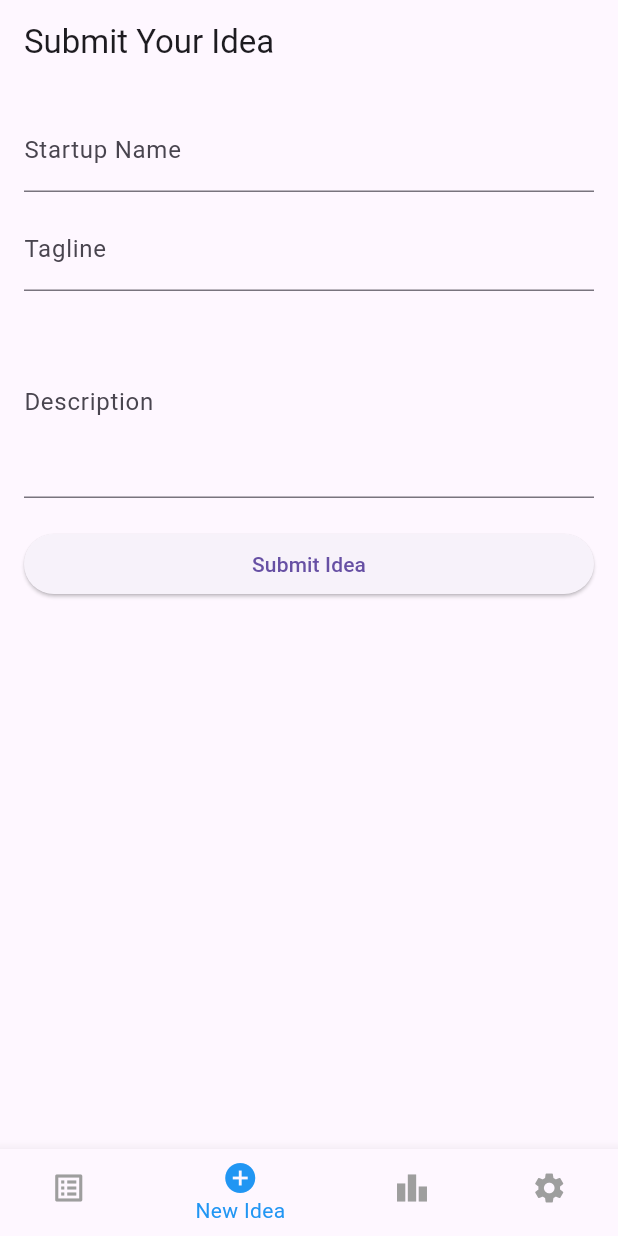
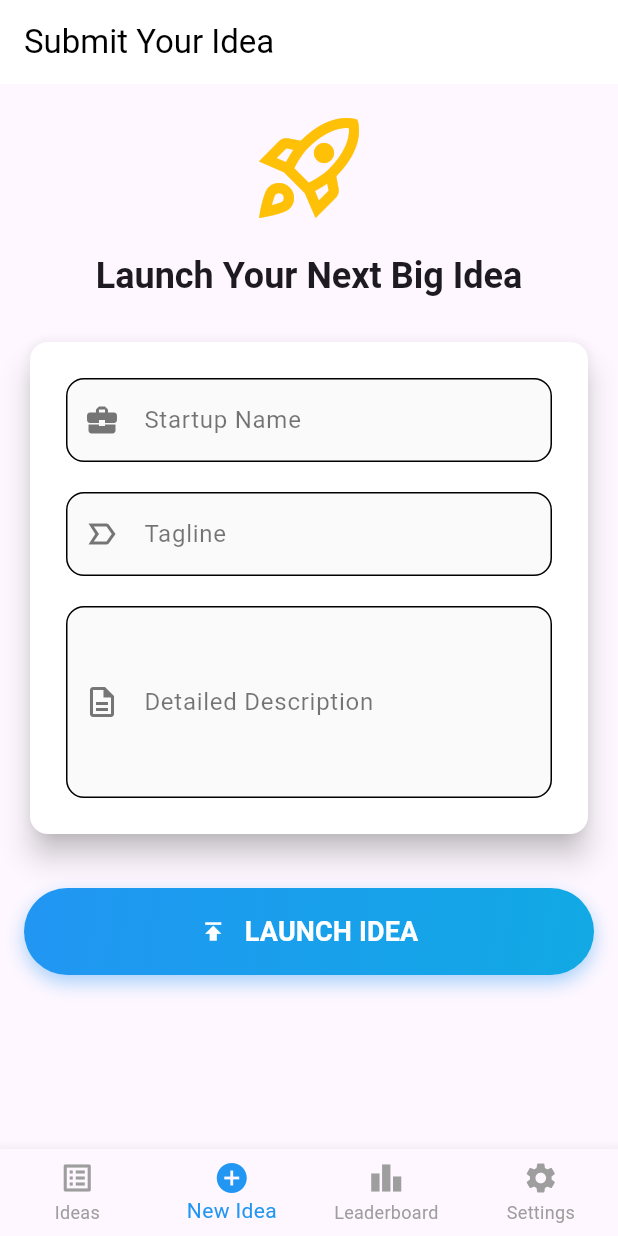
Before and after one commit to SHARMA-ANK/idea_elevator_app, a Flutter app: the screen it shows after launch, item 2 of the bottom bar chosen, on a phone screen of 412 x 824 dp. Run offline on Flutter 3.47's test engine with Material 3 defaults, Android fonts, the light colour scheme and no system bars; our stand-ins replace confetti, get, shared_preferences.

Commit message:
Made all Screens and fixed theme toggle bug

```diff
--- a/lib/main.dart
+++ b/lib/main.dart
@@ -1,22 +1,50 @@
 import 'package:flutter/material.dart';
 import 'package:get/get.dart';
+import 'package:idea_elevator/modules/settings/settings_controller.dart';
 import 'package:idea_elevator/routes/app_pages.dart';
 
 void main() {
+  WidgetsFlutterBinding.ensureInitialized();
+  Get.put(SettingsController());
   runApp(MyApp());
 }
 
 class MyApp extends StatelessWidget {
+  final SettingsController settingsController = Get.find();
+
   @override
   Widget build(BuildContext context) {
-    return GetMaterialApp(
-      title: 'Startup Idea Hub',
-      debugShowCheckedModeBanner: false,
-      theme: ThemeData.light(), // Add your light theme
-      darkTheme: ThemeData.dark(), // Add your dark theme
-      themeMode: ThemeMode.system, // Or manage with SettingsController
-      initialRoute: AppPages.INITIAL,
-      getPages: AppPages.routes,
+    return Obx(
+      // Wrap with Obx to listen for theme changes
+      () => GetMaterialApp(
+        title: 'Startup Idea Hub',
+        debugShowCheckedModeBanner: false,
+
+        // Define your light and dark themes
+        theme: ThemeData.light().copyWith(
+          primaryColor: Colors.blue,
+          colorScheme: ColorScheme.light(
+            primary: Colors.blue,
+            secondary: Colors.amber,
+          ),
+        ),
+        darkTheme: ThemeData.dark().copyWith(
+          primaryColor: Colors.teal,
+          colorScheme: ColorScheme.dark(
+            primary: Colors.teal,
+            secondary: Colors.orange,
+          ),
+          // Example of different AppBar theme for dark mode
+          appBarTheme: AppBarTheme(
+            backgroundColor: Colors.grey[900],
+          ),
+        ),
+
+        themeMode: settingsController.themeMode.value,
+
+        initialRoute: AppPages.INITIAL,
+        getPages: AppPages.routes,
+      ),
     );
   }
 }
--- a/lib/modules/home/home_screen.dart
+++ b/lib/modules/home/home_screen.dart
@@ -2,39 +2,40 @@ import 'package:flutter/material.dart';
 import 'package:get/get.dart';
 import 'package:idea_elevator/modules/home/home_controller.dart';
 import 'package:idea_elevator/modules/idea_listing/idea_list_screen.dart';
-
 import 'package:idea_elevator/modules/idea_submission/idea_submission_screen.dart';
-// import 'package:idea_elevator/modules/leaderboard/leaderboard_screen.dart';
-// import 'package:idea_elevator/modules/settings/settings_screen.dart';
+import 'package:idea_elevator/modules/leaderboard/leaderboard_screen.dart';
+import 'package:idea_elevator/modules/settings/settings_controller.dart';
+import 'package:idea_elevator/modules/settings/settings_screen.dart';
 
 class HomeScreen extends GetView<HomeController> {
-  final List<Widget> screens = [
-    IdeaListingScreen(),
-    IdeaSubmissionScreen(),
-    // LeaderboardScreen(),
-    // SettingsScreen(),
-  ];
+  final SettingsController settingsController = Get.find();
 
   @override
   Widget build(BuildContext context) {
     return Scaffold(
-      // Use Obx to listen to tabIndex changes
       body: Obx(() => IndexedStack(
             index: controller.tabIndex.value,
-            children: screens,
+            children: [
+              IdeaListingScreen(),
+              IdeaSubmissionScreen(
+                  key: ValueKey(settingsController.themeMode.value)),
+              LeaderboardScreen(),
+              SettingsScreen(),
+            ],
           )),
       bottomNavigationBar: Obx(() => BottomNavigationBar(
             currentIndex: controller.tabIndex.value,
             onTap: controller.changeTabIndex,
-            selectedItemColor: Colors.blue,
+            selectedItemColor: Theme.of(context).colorScheme.primary,
             unselectedItemColor: Colors.grey,
-            items: [
+            type: BottomNavigationBarType.fixed,
+            items: const [
               BottomNavigationBarItem(
                   icon: Icon(Icons.list_alt), label: 'Ideas'),
               BottomNavigationBarItem(
                   icon: Icon(Icons.add_circle), label: 'New Idea'),
               BottomNavigationBarItem(
-                  icon: Icon(Icons.leaderboard), label: 'LeaderBoard'),
+                  icon: Icon(Icons.leaderboard), label: 'Leaderboard'),
               BottomNavigationBarItem(
                   icon: Icon(Icons.settings), label: 'Settings'),
             ],
--- a/lib/modules/idea_listing/idea_list_screen.dart
+++ b/lib/modules/idea_listing/idea_list_screen.dart
@@ -10,9 +10,8 @@ class IdeaListingScreen extends StatelessWidget {
   Widget build(BuildContext context) {
     return Scaffold(
       appBar: AppBar(
-        title: Text('Startup Ideas'),
+        title: Text('Startup Ideas 💡'),
         actions: [
-          // Sorting menu
           PopupMenuButton<String>(
             tooltip: "Sort Ideas",
             onSelected: controller.changeSortOrder,
@@ -42,7 +41,6 @@ class IdeaListingScreen extends StatelessWidget {
     );
   }
 
-  // Helper widget for the empty state UI
   Widget _buildEmptyState() {
     return Center(
       child: Column(
@@ -60,7 +58,6 @@ class IdeaListingScreen extends StatelessWidget {
     );
   }
 
-  // Helper widget for building each idea card
   Widget _buildIdeaCard(BuildContext context, Idea idea) {
     return Card(
       elevation: 4,
@@ -80,7 +77,6 @@ class IdeaListingScreen extends StatelessWidget {
             child: Column(
               crossAxisAlignment: CrossAxisAlignment.start,
               children: [
-                // Average Rating Display
                 Obx(() => _StarRatingDisplay(
                     rating: controller.ideas
                         .firstWhere((i) => i.id == idea.id)
@@ -88,7 +84,6 @@ class IdeaListingScreen extends StatelessWidget {
                 SizedBox(height: 12),
                 Text(idea.description, textAlign: TextAlign.justify),
                 SizedBox(height: 12),
-                // Action Buttons Row
                 Row(
                   mainAxisAlignment: MainAxisAlignment.spaceBetween,
                   children: [
@@ -104,7 +99,6 @@ class IdeaListingScreen extends StatelessWidget {
                                 'Voted!', 'You upvoted "${idea.name}"');
                           },
                         ),
-                        // Reactive vote count
                         Obx(() => Text(
                               controller.ideas
                                   .firstWhere((i) => i.id == idea.id)
@@ -114,7 +108,6 @@ class IdeaListingScreen extends StatelessWidget {
                             )),
                       ],
                     ),
-                    // Rate Idea Button
                     TextButton.icon(
                       icon: Icon(Icons.star_border, color: Colors.amber),
                       label: Text('Rate Idea'),
@@ -131,7 +124,7 @@ class IdeaListingScreen extends StatelessWidget {
   }
 
   void _showRatingDialog(BuildContext context, String ideaId) {
-    double currentRating = 3.0; // Default rating
+    double currentRating = 3.0;
     Get.dialog(
       AlertDialog(
         title: Text('Rate this Idea'),
--- a/lib/modules/idea_submission/idea_controller.dart
+++ b/lib/modules/idea_submission/idea_controller.dart
@@ -18,7 +18,6 @@ class IdeaController extends GetxController {
     sortIdeas();
   }
 
-  // Add a new idea (no longer creates a fake rating)
   Future<void> addIdea(String name, String tagline, String description) async {
     final newIdea = Idea(
       id: DateTime.now().millisecondsSinceEpoch.toString(),
@@ -44,23 +43,21 @@ class IdeaController extends GetxController {
     }
   }
 
-  // New method to add a user's rating
   Future<void> rateIdea(String id, double userRating) async {
     final index = ideas.indexWhere((idea) => idea.id == id);
     if (index != -1) {
       ideas[index].totalRatingScore += userRating;
       ideas[index].numberOfRatings++;
-      ideas.refresh(); // Crucial for Obx to detect the change
+      ideas.refresh();
       await StorageService.saveIdeas(ideas);
       if (sortOrder.value == 'rating') {
-        sortIdeas(); // Re-sort if the current order is by rating
+        sortIdeas();
       }
     }
   }
 
   void sortIdeas() {
     if (sortOrder.value == 'rating') {
-      // Now sorts by the average rating getter
       ideas.sort((a, b) => b.averageRating.compareTo(a.averageRating));
     } else {
       ideas.sort((a, b) => b.votes.compareTo(a.votes));
--- a/lib/modules/idea_submission/idea_submission_screen.dart
+++ b/lib/modules/idea_submission/idea_submission_screen.dart
@@ -1,11 +1,11 @@
 import 'package:flutter/material.dart';
 import 'package:get/get.dart';
+import 'package:idea_elevator/modules/home/home_controller.dart';
 import 'package:idea_elevator/modules/idea_submission/idea_controller.dart';
-import 'package:idea_elevator/modules/home/home_controller.dart';
 
 class IdeaSubmissionScreen extends StatelessWidget {
-  final IdeaController ideaController = Get.find();
-  final HomeController homeController = Get.find();
+  IdeaSubmissionScreen({super.key});
+
   final _formKey = GlobalKey<FormState>();
   final _nameCtrl = TextEditingController();
   final _taglineCtrl = TextEditingController();
@@ -13,20 +13,17 @@ class IdeaSubmissionScreen extends StatelessWidget {
 
   void _submit() {
     if (_formKey.currentState!.validate()) {
-      ideaController.addIdea(_nameCtrl.text, _taglineCtrl.text, _descCtrl.text);
-
-      Get.snackbar(
-        "Success!",
-        "Your brilliant idea has been submitted.",
+      Get.find<IdeaController>()
+          .addIdea(_nameCtrl.text, _taglineCtrl.text, _descCtrl.text);
+      Get.snackbar("Success!", "Your brilliant idea has been submitted.",
           snackPosition: SnackPosition.BOTTOM,
-      );
-
+          backgroundColor: Colors.green,
+          colorText: Colors.white);
       _nameCtrl.clear();
       _taglineCtrl.clear();
       _descCtrl.clear();
-
-      // Switch to the idea listing tab
-      homeController.changeTabIndex(0);
+      FocusManager.instance.primaryFocus?.unfocus();
+      Get.find<HomeController>().changeTabIndex(0);
     }
   }
 
@@ -34,36 +31,134 @@ class IdeaSubmissionScreen extends StatelessWidget {
   Widget build(BuildContext context) {
     return Scaffold(
       appBar: AppBar(title: Text('Submit Your Idea')),
-      body: Padding(
+      body: SingleChildScrollView(
+        child: Padding(
           padding: const EdgeInsets.all(16.0),
           child: Form(
             key: _formKey,
-          child: ListView(
+            child: Column(
+              crossAxisAlignment: CrossAxisAlignment.stretch,
               children: [
-              TextFormField(
-                controller: _nameCtrl,
-                decoration: InputDecoration(labelText: 'Startup Name'),
-                validator: (v) => v!.isEmpty ? 'Required' : null,
+                _buildHeader(),
+                const SizedBox(height: 24),
+                Card(
+                  elevation: 8,
+                  shape: RoundedRectangleBorder(
+                      borderRadius: BorderRadius.circular(12)),
+                  child: Padding(
+                    padding: const EdgeInsets.all(24.0),
+                    child: Column(
+                      children: [
+                        _buildTextFormField(
+                            labelText: 'Startup Name',
+                            hintText: 'e.g., "Connectify"',
+                            icon: Icons.business_center,
+                            controller: _nameCtrl),
+                        const SizedBox(height: 20),
+                        _buildTextFormField(
+                            labelText: 'Tagline',
+                            hintText: 'A catchy one-liner',
+                            icon: Icons.label_important_outline,
+                            controller: _taglineCtrl),
+                        const SizedBox(height: 20),
+                        _buildTextFormField(
+                            labelText: 'Detailed Description',
+                            hintText: 'What problem does it solve?',
+                            icon: Icons.description_outlined,
+                            maxLines: 4,
+                            controller: _descCtrl),
+                      ],
                     ),
-              SizedBox(height: 10),
-              TextFormField(
-                controller: _taglineCtrl,
-                decoration: InputDecoration(labelText: 'Tagline'),
-                validator: (v) => v!.isEmpty ? 'Required' : null,
                   ),
-              SizedBox(height: 10),
-              TextFormField(
-                controller: _descCtrl,
-                decoration: InputDecoration(labelText: 'Description'),
-                maxLines: 4,
-                validator: (v) => v!.isEmpty ? 'Required' : null,
                 ),
-              SizedBox(height: 20),
-              ElevatedButton(onPressed: _submit, child: Text('Submit Idea')),
+                const SizedBox(height: 32),
+                _buildSubmitButton(),
               ],
+            ),
           ),
         ),
       ),
     );
   }
+
+  Widget _buildTextFormField(
+      {required TextEditingController controller,
+      required String labelText,
+      required String hintText,
+      required IconData icon,
+      int maxLines = 1}) {
+    final bool isDark = Get.isDarkMode;
+    final Color hintAndLabelColor = isDark ? Colors.white70 : Colors.black54;
+    return TextFormField(
+      controller: controller,
+      maxLines: maxLines,
+      style: TextStyle(color: isDark ? Colors.white : Colors.black87),
+      decoration: InputDecoration(
+        labelText: labelText,
+        hintText: hintText,
+        labelStyle: TextStyle(color: hintAndLabelColor),
+        floatingLabelStyle: TextStyle(color: Get.theme.primaryColor),
+        hintStyle: TextStyle(color: hintAndLabelColor),
+        errorStyle: TextStyle(
+            color: Colors.redAccent.shade100, fontWeight: FontWeight.bold),
+        prefixIcon:
+            Icon(icon, color: isDark ? Colors.white70 : Colors.grey.shade600),
+        border: OutlineInputBorder(borderRadius: BorderRadius.circular(12.0)),
+        focusedBorder: OutlineInputBorder(
+            borderRadius: BorderRadius.circular(12.0),
+            borderSide: BorderSide(color: Get.theme.primaryColor, width: 2.0)),
+        filled: true,
+        fillColor: isDark ? Colors.grey[850] : Colors.grey[50],
+      ),
+      validator: (value) =>
+          value!.trim().isEmpty ? '$labelText is required' : null,
+    );
   }
+
+  Widget _buildHeader() {
+    return Column(children: [
+      Icon(Icons.rocket_launch_outlined,
+          size: 80, color: Get.theme.colorScheme.secondary),
+      const SizedBox(height: 16),
+      Text('Launch Your Next Big Idea',
+          textAlign: TextAlign.center,
+          style: Get.textTheme.headlineSmall
+              ?.copyWith(fontWeight: FontWeight.bold))
+    ]);
+  }
+
+  Widget _buildSubmitButton() {
+    return Container(
+        decoration: BoxDecoration(
+            boxShadow: [
+              BoxShadow(
+                  color: Get.theme.primaryColor.withOpacity(0.4),
+                  blurRadius: 10,
+                  offset: Offset(0, 5))
+            ],
+            gradient: LinearGradient(colors: [
+              Get.theme.primaryColor,
+              Color.lerp(Get.theme.primaryColor, Colors.cyan, 0.5)!
+            ], begin: Alignment.topLeft, end: Alignment.bottomRight),
+            borderRadius: BorderRadius.circular(30)),
+        child: ElevatedButton(
+            onPressed: _submit,
+            style: ElevatedButton.styleFrom(
+                padding: const EdgeInsets.symmetric(vertical: 16),
+                shape: RoundedRectangleBorder(
+                    borderRadius: BorderRadius.circular(30)),
+                backgroundColor: Colors.transparent,
+                shadowColor: Colors.transparent),
+            child: Row(
+                mainAxisAlignment: MainAxisAlignment.center,
+                children: const [
+                  Icon(Icons.publish, color: Colors.white),
+                  SizedBox(width: 12),
+                  Text('LAUNCH IDEA',
+                      style: TextStyle(
+                          fontSize: 18,
+                          fontWeight: FontWeight.bold,
+                          color: Colors.white))
+                ])));
+  }
+}
--- /dev/null
+++ b/lib/modules/settings/settings_controller.dart
@@ -0,0 +1,52 @@
+import 'package:flutter/material.dart';
+import 'package:get/get.dart';
+import 'package:shared_preferences/shared_preferences.dart';
+
+class SettingsController extends GetxController {
+  static const String themeUpdateId = 'theme_updater';
+
+  var themeMode = ThemeMode.system.obs;
+  final String _themeKey = 'app_theme';
+
+  @override
+  void onInit() {
+    super.onInit();
+    _loadThemeFromPrefs();
+  }
+
+  bool get isDarkMode {
+    if (themeMode.value == ThemeMode.system) {
+      return Get.isPlatformDarkMode;
+    } else {
+      return themeMode.value == ThemeMode.dark;
+    }
+  }
+
+  Future<void> _loadThemeFromPrefs() async {
+    final prefs = await SharedPreferences.getInstance();
+    final savedTheme = prefs.getString(_themeKey);
+
+    if (savedTheme == 'dark') {
+      themeMode.value = ThemeMode.dark;
+    } else if (savedTheme == 'light') {
+      themeMode.value = ThemeMode.light;
+    } else {
+      themeMode.value = ThemeMode.system;
+    }
+    Get.changeThemeMode(themeMode.value);
+  }
+
+  Future<void> _saveThemeToPrefs(ThemeMode mode) async {
+    final prefs = await SharedPreferences.getInstance();
+    String themeStr = mode == ThemeMode.dark ? 'dark' : 'light';
+    await prefs.setString(_themeKey, themeStr);
+  }
+
+  void toggleTheme(bool isDark) {
+    themeMode.value = isDark ? ThemeMode.dark : ThemeMode.light;
+    Get.changeThemeMode(themeMode.value);
+    _saveThemeToPrefs(themeMode.value);
+
+    update([themeUpdateId]);
+  }
+}
--- a/lib/routes/app_pages.dart
+++ b/lib/routes/app_pages.dart
@@ -15,7 +15,7 @@ class AppPages {
     GetPage(
       name: Routes.HOME,
       page: () => HomeScreen(),
-      binding: HomeBinding(), // This will inject all necessary controllers
+      binding: HomeBinding(),
     ),
   ];
 }
--- a/pubspec.yaml
+++ b/pubspec.yaml
@@ -37,6 +37,7 @@ dependencies:
   cupertino_icons: ^1.0.8
   get: ^4.7.2
   shared_preferences: ^2.5.3
+  confetti: ^0.8.0
 
 dev_dependencies:
   flutter_test:
```
Also changed, not shown: lib/modules/home/home_binding.dart (+4 -4 lines), lib/modules/leaderboard/leaderboard_controller.dart (added, +38 -0 lines), lib/modules/leaderboard/leaderboard_screen.dart (added, +174 -0 lines), lib/modules/settings/settings_screen.dart (added, +46 -0 lines), lib/modules/splash/splash_binding.dart (deleted), pubspec.lock. Lines whose indentation alone changed are shown as unchanged.
